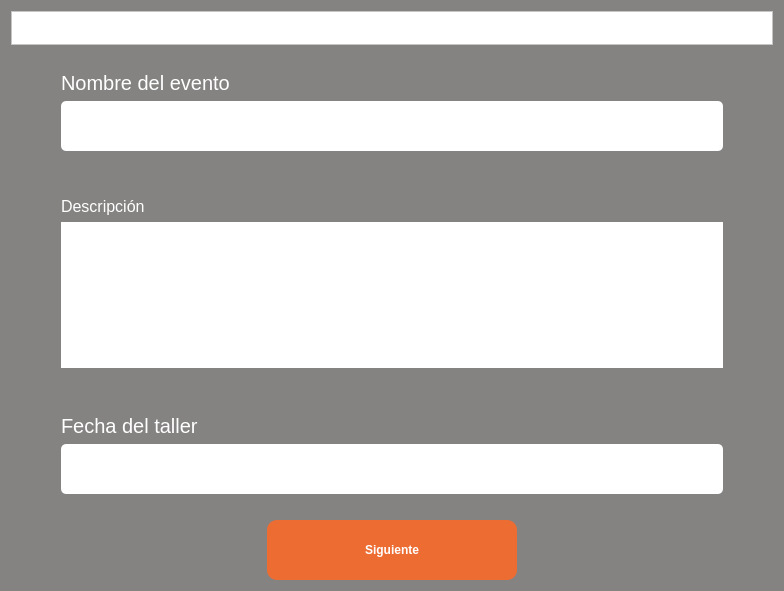
First picture: the form in DiplomaFieldsScreen.ui, repository RicarlOz/DiplomaGenerator, before the edit.
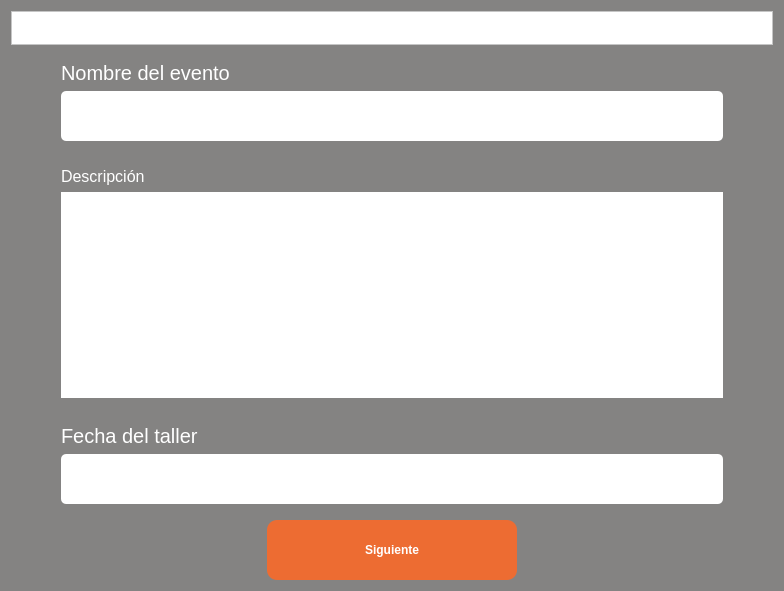
Second picture: the form after the edit. Icons and pictures are not drawn.

Commit message: App generating Diplomas

Patch:
```diff
--- a/DiplomaFieldsScreen.ui
+++ b/DiplomaFieldsScreen.ui
@@ -79,10 +79,10 @@
      <item>
       <layout class="QVBoxLayout" name="vlName">
        <property name="topMargin">
-        <number>20</number>
+        <number>10</number>
        </property>
        <property name="bottomMargin">
-        <number>20</number>
+        <number>10</number>
        </property>
        <item>
         <widget class="QLabel" name="lbName">
@@ -120,10 +120,10 @@
      <item>
       <layout class="QVBoxLayout" name="vlDescripcion">
        <property name="topMargin">
-        <number>20</number>
+        <number>10</number>
        </property>
        <property name="bottomMargin">
-        <number>20</number>
+        <number>10</number>
        </property>
        <item>
         <widget class="QLabel" name="lbDescription">
@@ -154,10 +154,10 @@
      <item>
       <layout class="QVBoxLayout" name="vlDate">
        <property name="topMargin">
-        <number>20</number>
+        <number>10</number>
        </property>
        <property name="bottomMargin">
-        <number>20</number>
+        <number>10</number>
        </property>
        <item>
         <widget class="QLabel" name="lbAttachImg">
```
The commit also changes 8 other files.
